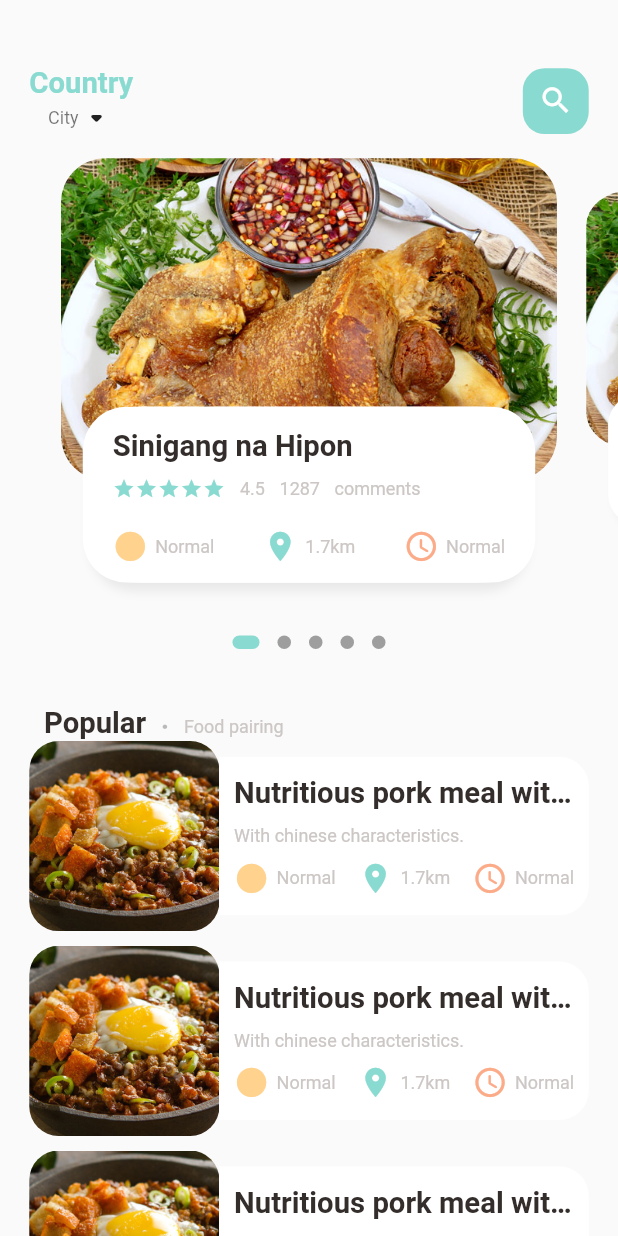
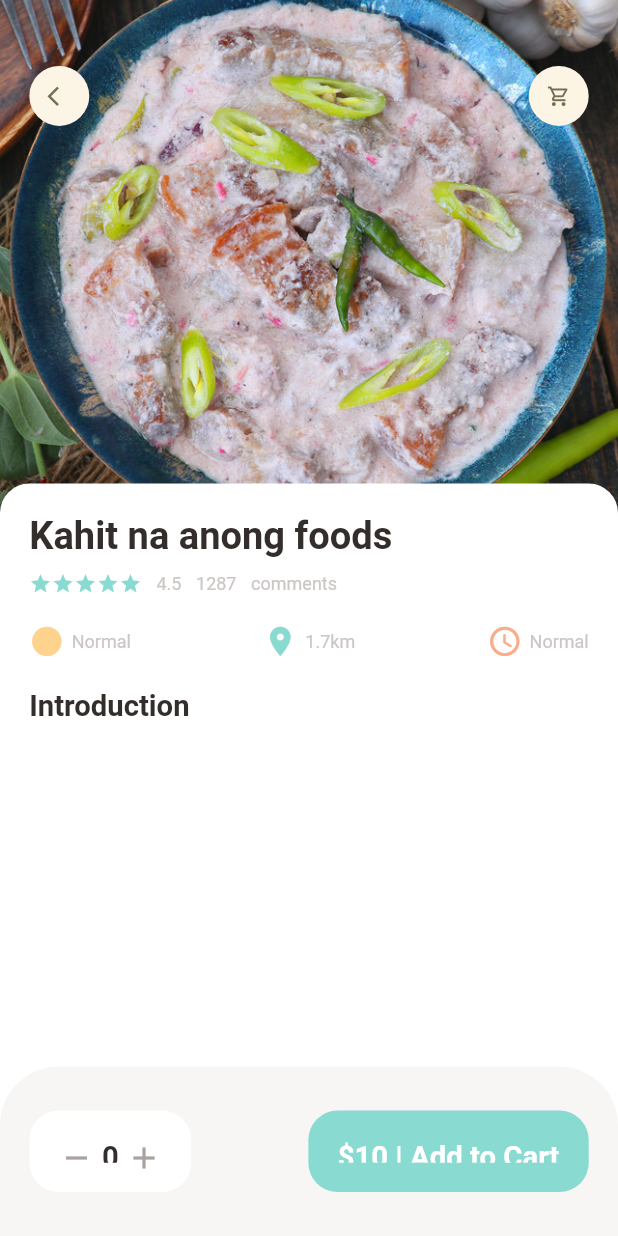
Before and after one commit to Chooeychloe/food_delivery, a Flutter app: the screen it shows after launch, on a phone screen of 412 x 824 dp. Run offline on Flutter 3.47's test engine with Material 2 defaults, Android fonts, the phone set to English and light mode, and no system bars; drawn by our look-alikes of dots_indicator; our stand-ins replace get.

Commit message:
popular_page creation

```diff
--- a/lib/main.dart
+++ b/lib/main.dart
@@ -1,5 +1,6 @@
 import 'package:flutter/material.dart';
-import 'package:food_delivery/home/main_food_page.dart';
+import 'package:food_delivery/pages/food/popular_food_detail.dart';
+import 'package:food_delivery/pages/home/main_food_page.dart';
 import 'package:get/get.dart';
 
 void main() {
@@ -18,6 +19,6 @@ class MyApp extends StatelessWidget {
         theme: ThemeData(
           primarySwatch: Colors.blue,
         ),
-        home: const MainFoodPage());
+        home: const PopularFoodDetail());
   }
 }
--- /dev/null
+++ b/lib/pages/food/popular_food_detail.dart
@@ -0,0 +1,147 @@
+import 'package:flutter/material.dart';
+import 'package:flutter/src/foundation/key.dart';
+import 'package:flutter/src/widgets/framework.dart';
+import 'package:food_delivery/utils/app_column.dart';
+import 'package:food_delivery/utils/colors.dart';
+import 'package:food_delivery/utils/dimensions.dart';
+import 'package:food_delivery/widgets/app_icon.dart';
+import 'package:food_delivery/widgets/big_text.dart';
+import 'package:food_delivery/widgets/icon_and_text.dart';
+import 'package:food_delivery/widgets/small_text.dart';
+
+class PopularFoodDetail extends StatelessWidget {
+  const PopularFoodDetail({Key? key}) : super(key: key);
+
+  @override
+  Widget build(BuildContext context) {
+    return Scaffold(
+      backgroundColor: Colors.white,
+      body: Stack(
+        children: [
+          Positioned(
+            left: 0,
+            right: 0,
+            child: Container(
+              width: double.maxFinite,
+              height: Dimensions.popularFoodImgSize,
+              decoration: BoxDecoration(
+                  image: DecorationImage(
+                fit: BoxFit.cover,
+                image: AssetImage("assets/image/food2.jpg"),
+              )),
+            ),
+          ),
+          Positioned(
+            top: Dimensions.height45,
+            left: Dimensions.width20,
+            right: Dimensions.width20,
+            child: Row(
+              mainAxisAlignment: MainAxisAlignment.spaceBetween,
+              children: [
+                AppIcon(icon: Icons.arrow_back_ios),
+                AppIcon(icon: Icons.shopping_cart_outlined),
+              ],
+            ),
+          ),
+          Positioned(
+            left: 0,
+            right: 0,
+            top: Dimensions.popularFoodImgSize - Dimensions.height20,
+            bottom: 0,
+            child: Container(
+              padding: EdgeInsets.only(
+                left: Dimensions.width20,
+                right: Dimensions.width20,
+                top: Dimensions.height20,
+              ),
+              decoration: BoxDecoration(
+                borderRadius: BorderRadius.only(
+                  topRight: Radius.circular(Dimensions.radius20),
+                  topLeft: Radius.circular(Dimensions.radius20),
+                ),
+                color: Colors.white,
+              ),
+              child: Column(
+                crossAxisAlignment: CrossAxisAlignment.start,
+                children: [
+                  AppColumn(
+                    text: "Kahit na anong foods",
+                  ),
+                  SizedBox(
+                    height: Dimensions.height20,
+                  ),
+                  BigText(text: "Introduction")
+                ],
+              ),
+            ),
+          ),
+        ],
+      ),
+      bottomNavigationBar: Container(
+        height: Dimensions.bottomHeightbar,
+        padding: EdgeInsets.only(
+          top: Dimensions.height30,
+          bottom: Dimensions.height30,
+          left: Dimensions.width20,
+          right: Dimensions.width20,
+        ),
+        decoration: BoxDecoration(
+            color: AppColors.buttonBackgroundCOlor,
+            borderRadius: BorderRadius.only(
+              topLeft: Radius.circular(Dimensions.radius20 * 2),
+              topRight: Radius.circular(Dimensions.radius20 * 2),
+            )),
+        child: Row(
+          mainAxisAlignment: MainAxisAlignment.spaceBetween,
+          children: [
+            Container(
+              padding: EdgeInsets.only(
+                top: Dimensions.height20,
+                bottom: Dimensions.height20,
+                right: Dimensions.width20,
+                left: Dimensions.width20,
+              ),
+              decoration: BoxDecoration(
+                  borderRadius: BorderRadius.circular(Dimensions.radius20),
+                  color: Colors.white),
+              child: Row(
+                children: [
+                  Icon(
+                    Icons.remove,
+                    color: AppColors.signColor,
+                  ),
+                  SizedBox(
+                    width: Dimensions.width10 / 2,
+                  ),
+                  BigText(text: "0"),
+                  SizedBox(
+                    width: Dimensions.width10 / 2,
+                  ),
+                  Icon(
+                    Icons.add,
+                    color: AppColors.signColor,
+                  ),
+                ],
+              ),
+            ),
+            Container(
+              padding: EdgeInsets.only(
+                top: Dimensions.height20,
+                bottom: Dimensions.height20,
+                right: Dimensions.width20,
+                left: Dimensions.width20,
+              ),
+              child: BigText(
+                text: "\$10 | Add to Cart",
+                color: Colors.white,
+              ),
+              decoration: BoxDecoration(
+                  borderRadius: BorderRadius.circular(Dimensions.radius20),
+                  color: AppColors.mainColor),
+            ),
+          ],
+        ),
+      ),
+    );
+  }
+}
--- a/lib/home/food_page_body.dart
+++ b/lib/pages/home/food_page_body.dart
@@ -1,5 +1,6 @@
 import 'package:dots_indicator/dots_indicator.dart';
 import 'package:flutter/material.dart';
+import 'package:food_delivery/utils/app_column.dart';
 import 'package:food_delivery/utils/colors.dart';
 import 'package:food_delivery/utils/dimensions.dart';
 import 'package:food_delivery/widgets/big_text.dart';
@@ -231,64 +232,11 @@ class _FoodPageBodyState extends State<FoodPageBody> {
                 ],
               ),
               child: Container(
-                padding: EdgeInsets.only(
-                    top: Dimensions.height15, left: 15, right: 15),
-                child: Column(
-                  crossAxisAlignment: CrossAxisAlignment.start,
-                  children: [
-                    BigText(text: "Sinigang na Hipon"),
-                    SizedBox(
-                      height: Dimensions.height10,
-                    ),
-                    Row(
-                      children: [
-                        Wrap(
-                          children: List.generate(
-                            5,
-                            (index) => Icon(
-                              Icons.star,
-                              color: AppColors.mainColor,
-                              size: 15,
-                            ),
-                          ),
-                        ),
-                        SizedBox(
-                          width: Dimensions.width10,
-                        ),
-                        SmallText(text: "4.5"),
-                        SizedBox(
-                          width: Dimensions.width10,
-                        ),
-                        SmallText(text: "1287"),
-                        SizedBox(
-                          width: Dimensions.width10,
-                        ),
-                        SmallText(text: "comments")
-                      ],
-                    ),
-                    SizedBox(
-                      height: Dimensions.height20,
-                    ),
-                    Row(
-                      mainAxisAlignment: MainAxisAlignment.spaceBetween,
-                      children: [
-                        IconAndText(
-                            icon: Icons.circle_sharp,
-                            text: "Normal",
-                            iconColor: AppColors.iconColor1),
-                        IconAndText(
-                            icon: Icons.location_on,
-                            text: "1.7km",
-                            iconColor: AppColors.mainColor),
-                        IconAndText(
-                            icon: Icons.access_time_rounded,
-                            text: "Normal",
-                            iconColor: AppColors.iconColor2),
-                      ],
-                    ),
-                  ],
-                ),
-              ),
+                  padding: EdgeInsets.only(
+                      top: Dimensions.height15, left: 15, right: 15),
+                  child: AppColumn(
+                    text: "Sinigang na Hipon",
+                  )),
             ),
           ),
         ],
--- a/lib/home/main_food_page.dart
+++ b/lib/pages/home/main_food_page.dart
@@ -1,5 +1,5 @@
 import 'package:flutter/material.dart';
-import 'package:food_delivery/home/food_page_body.dart';
+import 'package:food_delivery/pages/home/food_page_body.dart';
 import 'package:food_delivery/utils/colors.dart';
 import 'package:food_delivery/utils/dimensions.dart';
 import 'package:food_delivery/widgets/big_text.dart';
--- /dev/null
+++ b/lib/utils/app_column.dart
@@ -0,0 +1,74 @@
+import 'package:flutter/material.dart';
+import 'package:food_delivery/utils/colors.dart';
+import 'package:food_delivery/utils/dimensions.dart';
+import 'package:food_delivery/widgets/icon_and_text.dart';
+import 'package:food_delivery/widgets/small_text.dart';
+
+import '../widgets/big_text.dart';
+
+class AppColumn extends StatelessWidget {
+  final String text;
+  const AppColumn({Key? key, required this.text}) : super(key: key);
+
+  @override
+  Widget build(BuildContext context) {
+    return Column(
+      crossAxisAlignment: CrossAxisAlignment.start,
+      children: [
+        BigText(
+          text: text,
+          size: Dimensions.font26,
+        ),
+        SizedBox(
+          height: Dimensions.height10,
+        ),
+        Row(
+          children: [
+            Wrap(
+              children: List.generate(
+                5,
+                (index) => Icon(
+                  Icons.star,
+                  color: AppColors.mainColor,
+                  size: 15,
+                ),
+              ),
+            ),
+            SizedBox(
+              width: Dimensions.width10,
+            ),
+            SmallText(text: "4.5"),
+            SizedBox(
+              width: Dimensions.width10,
+            ),
+            SmallText(text: "1287"),
+            SizedBox(
+              width: Dimensions.width10,
+            ),
+            SmallText(text: "comments")
+          ],
+        ),
+        SizedBox(
+          height: Dimensions.height20,
+        ),
+        Row(
+          mainAxisAlignment: MainAxisAlignment.spaceBetween,
+          children: [
+            IconAndText(
+                icon: Icons.circle_sharp,
+                text: "Normal",
+                iconColor: AppColors.iconColor1),
+            IconAndText(
+                icon: Icons.location_on,
+                text: "1.7km",
+                iconColor: AppColors.mainColor),
+            IconAndText(
+                icon: Icons.access_time_rounded,
+                text: "Normal",
+                iconColor: AppColors.iconColor2),
+          ],
+        ),
+      ],
+    );
+  }
+}
--- a/lib/utils/dimensions.dart
+++ b/lib/utils/dimensions.dart
@@ -21,12 +21,19 @@ class Dimensions {
   static double width45 = screenHeight / 18.76;
 
   static double font20 = screenHeight / 42.2;
+  static double font26 = screenHeight / 32.46;
+
   static double radius15 = screenHeight / 56.27;
   static double radius20 = screenHeight / 42.2;
   static double radius30 = screenHeight / 28.13;
 
   static double iconSize24 = screenHeight / 35.17;
+  static double iconSize16 = screenHeight / 52.75;
 
   static double listViewImgSize = screenWidth / 3.25;
   static double listViewTextContSize = screenWidth / 3.9;
+
+  static double popularFoodImgSize = screenHeight / 2.41;
+
+  static double bottomHeightbar = screenHeight / 7.3;
 }
--- /dev/null
+++ b/lib/widgets/app_icon.dart
@@ -0,0 +1,33 @@
+import 'package:flutter/cupertino.dart';
+import 'package:food_delivery/utils/dimensions.dart';
+
+class AppIcon extends StatelessWidget {
+  final IconData icon;
+  final Color backgroundColor;
+  final Color iconColor;
+  final double size;
+  AppIcon(
+      {Key? key,
+      required this.icon,
+      this.backgroundColor = const Color(0xFFfcf4e4),
+      this.iconColor = const Color(0xFF756d54),
+      this.size = 40})
+      : super(key: key);
+
+  @override
+  Widget build(BuildContext context) {
+    return Container(
+      width: size,
+      height: size,
+      decoration: BoxDecoration(
+        borderRadius: BorderRadius.circular(size / 2),
+        color: backgroundColor,
+      ),
+      child: Icon(
+        icon,
+        color: iconColor,
+        size: Dimensions.iconSize16,
+      ),
+    );
+  }
+}
```
